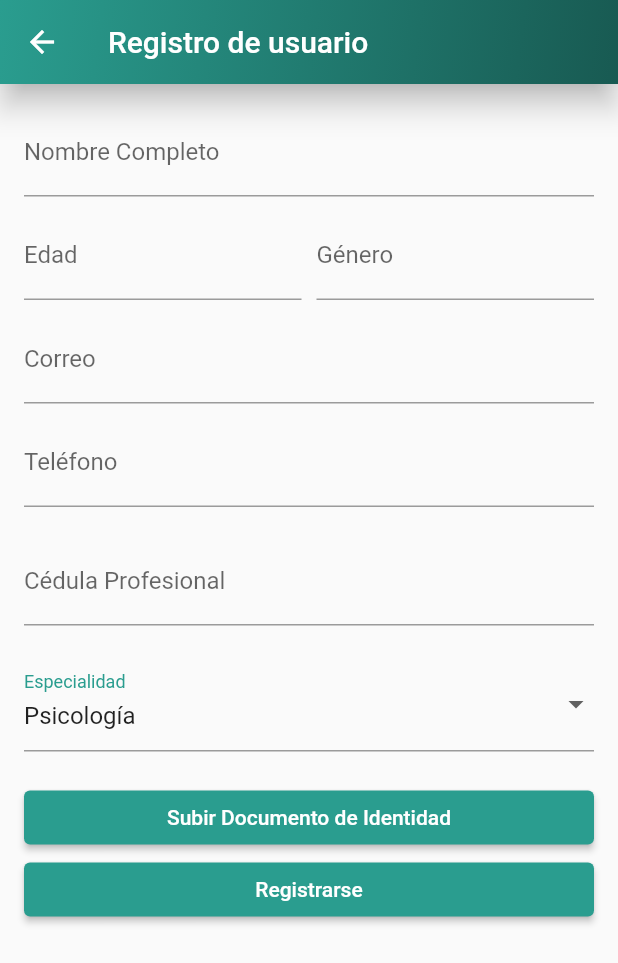
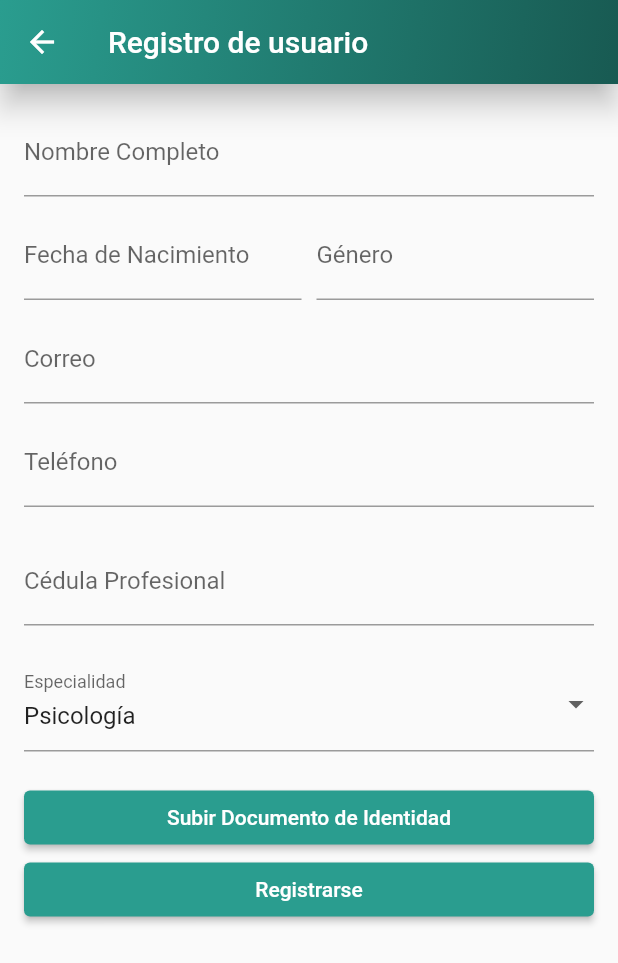
Before and after one commit to WanderTheWeeb/Sante, a Flutter app: the RegisterScreen screen opened by its route, on a phone screen of 412 x 824 dp. Shown: the top 963 px of the screen. Run offline on Flutter 3.47's test engine with Material 2 defaults, Android fonts, the light colour scheme and no system bars; our stand-ins replace shared_preferences, smooth_page_indicator; accounts and stored records are empty.

Commit message:
Se actualizó el campo edad por fecha de nacimiento (se utilizaron depenencias)

```diff
--- a/lib/src/screens/psicologos/RegisterPsico.dart
+++ b/lib/src/screens/psicologos/RegisterPsico.dart
@@ -1,6 +1,5 @@
 import 'package:flutter/material.dart';
-import 'package:sante2/utils/utils.dart';
-
+import 'package:intl/intl.dart';
 
 class RegisterScreen extends StatefulWidget {
   const RegisterScreen({super.key});
@@ -10,8 +9,18 @@ class RegisterScreen extends StatefulWidget {
 }
 
 class _RegisterScreenState extends State<RegisterScreen> {
+  String _selectedSpeciality = 'Psicología';
 
+  // Define una lista de especialidades de psicólogos para el menú desplegable.
+  final List<String> _specialities = [
+    'Psicología',
+    'Psicología Clínica',
+    'Psicología Educativa',
+    'Otra'
+  ];
 
+  DateTime? _birthdate;
+  final dateFormat = DateFormat('dd/MM/yyyy');
   @override
   Widget build(BuildContext context) {
     return Scaffold(
@@ -36,38 +45,91 @@ class _RegisterScreenState extends State<RegisterScreen> {
         padding: const EdgeInsets.all(16.0),
         child: ListView(
           children: [
-            buildTextField('Nombre Completo', 'Nombre Completo'),
+            TextField(
+              onChanged: (value) {},
+              decoration: const InputDecoration(labelText: 'Nombre Completo'),
+            ),
             const SizedBox(height: 10),
             Row(
               children: [
                 Expanded(
-                  child: buildTextField('Edad', 'Edad'),
+                  child: TextField(
+                    onTap: () async {
+                      // Abre un diálogo para seleccionar la fecha de nacimiento.
+                      final pickedDate = await showDatePicker(
+                        context: context,
+                        initialDate: _birthdate ?? DateTime.now(),
+                        firstDate: DateTime(1900),
+                        lastDate: DateTime.now(),
+                      );
+
+                      if (pickedDate != null && pickedDate != _birthdate) {
+                        setState(() {
+                          _birthdate = pickedDate;
+                        });
+                      }
+                    },
+                    readOnly: true,
+                    controller: TextEditingController(text: _birthdate != null ? dateFormat.format(_birthdate!) : ''),
+                    decoration: InputDecoration(labelText: 'Fecha de Nacimiento'),
+                ),
                 ),
                 const SizedBox(width: 10),
                 Expanded(
-                  child: buildTextField('Género', 'Género'),
+                  child: TextField(
+                    onChanged: (value) {},
+                    decoration: const InputDecoration(labelText: 'Género'),
+                  ),
                 ),
               ],
             ),
             const SizedBox(height: 10),
-            buildTextField('Correo', 'Correo'),
+            TextField(
+              onChanged: (value) {},
+              decoration: const InputDecoration(labelText: 'Correo'),
+            ),
             const SizedBox(height: 10),
-            buildTextField('Teléfono', 'Teléfono'),
+            TextField(
+              onChanged: (value) {},
+              decoration: const InputDecoration(labelText: 'Teléfono'),
+            ),
             const SizedBox(height: 20),
-            buildTextField('Cédula Profesional', 'Cédula Profesional'),
+            TextField(
+              onChanged: (value) {},
+              decoration:
+                  const InputDecoration(labelText: 'Cédula Profesional'),
+            ),
             const SizedBox(height: 20),
-            buildDropdown(),
+            DropdownButtonFormField(
+              value: _selectedSpeciality,
+              items: _specialities.map((speciality) {
+                return DropdownMenuItem(
+                  value: speciality,
+                  child: Text(speciality),
+                );
+              }).toList(),
+              onChanged: (value) {
+                setState(() {
+                  _selectedSpeciality = value.toString();
+                });
+              },
+              decoration: const InputDecoration(labelText: 'Especialidad'),
+            ),
             const SizedBox(height: 20),
             ElevatedButton(
-              style: ElevatedButton.styleFrom(
-                backgroundColor: Color.fromRGBO(42, 157, 143, 1.0),
+              style: const ButtonStyle(
+                backgroundColor: MaterialStatePropertyAll(
+                  Color.fromRGBO(42, 157, 143, 1.0),
+                ),
               ),
               onPressed: () {},
               child: const Text('Subir Documento de Identidad'),
             ),
             ElevatedButton(
-              style: ElevatedButton.styleFrom(
-                backgroundColor: Color.fromRGBO(42, 157, 143, 1.0),
+              style: const ButtonStyle(
+                backgroundColor: MaterialStatePropertyAll(
+                  Color.fromRGBO(42, 157, 143, 1.0),
+                ),
               ),
               onPressed: () {},
               child: const Text('Registrarse'),
@@ -77,37 +139,4 @@ class _RegisterScreenState extends State<RegisterScreen> {
       ),
     );
   }
-
-
-  Widget buildDropdown() {
-    final List<String> specialities = [
-      'Psicología',
-      'Psicología Clínica',
-      'Psicología Educativa',
-      'Otra',
-    ];
-
-    String _selectedSpeciality = specialities[0];
-
-    return DropdownButtonFormField(
-      value: _selectedSpeciality,
-      items: specialities.map((speciality) {
-        return DropdownMenuItem(
-          value: speciality,
-          child: Text(speciality),
-        );
-      }).toList(),
-      onChanged: (value) {
-        setState(() {
-          _selectedSpeciality = value.toString();
-        });
-      },
-      decoration: const InputDecoration(
-        labelText: 'Especialidad',
-        labelStyle: TextStyle(
-          color: Color.fromRGBO(42, 157, 143, 1.0), // Establece el color del label al tomar el foco
-        ),
-      ),
-    );
-  }
 }
--- a/pubspec.yaml
+++ b/pubspec.yaml
@@ -30,7 +30,7 @@ environment:
 dependencies:
   flutter:
     sdk: flutter
-
+  intl: ^0.17.0
 
   # The following adds the Cupertino Icons font to your application.
   # Use with the CupertinoIcons class for iOS style icons.
```
Also changed, not shown: pubspec.lock.
